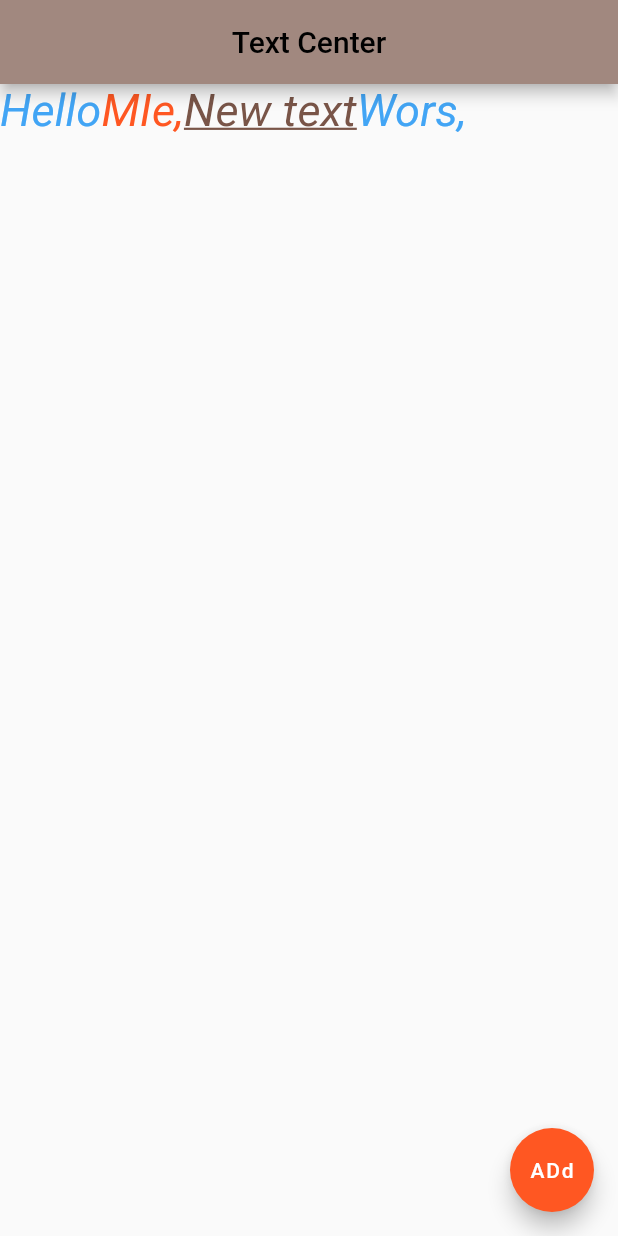
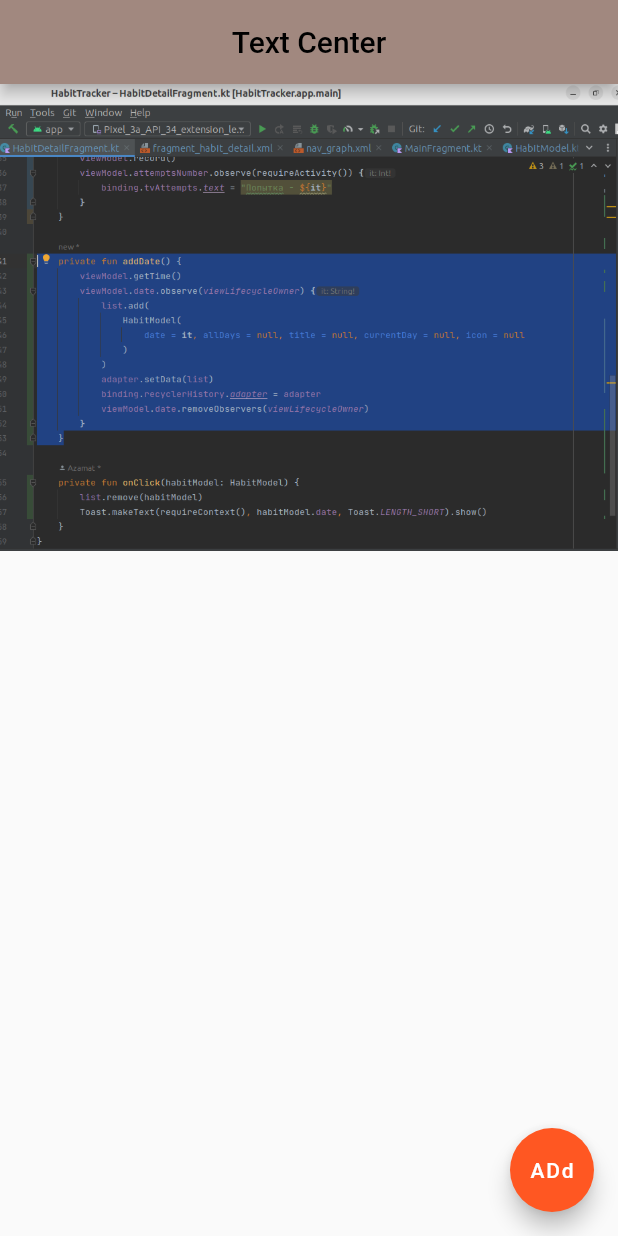
Before and after one commit to IbrahimDeveloperA/testDart, a Flutter app: the screen it shows after launch, on a phone screen of 412 x 824 dp. Run offline on Flutter 3.47's test engine with Material 2 defaults, Android fonts, the phone set to English and light mode, and no system bars.

Commit message:
lessons3 AddIMage

```diff
--- a/lib/main.dart
+++ b/lib/main.dart
@@ -19,26 +19,8 @@ class FlutterTutorialApp extends StatelessWidget {
             centerTitle: true,
             backgroundColor: Colors.brown[300],
           ),
-          body: RichText(
-            text: TextSpan(
-                style: TextStyle(
-                  fontSize: 30.0,
-                  fontStyle: FontStyle.italic,
-                  color: Colors.blue[400],
-                ),
-                children: <TextSpan>[
-                  TextSpan(text: "Hello"),
-                  TextSpan(
-                      text: "MIe,",
-                      style: TextStyle(color: Colors.deepOrange),
-                      children: <TextSpan>[
-                        TextSpan(
-                            text: "New text",
-                            style:
-                                TextStyle(decoration: TextDecoration.underline,color: Colors.brown))
-                      ]),
-                  TextSpan(text: "Wors,")
-                ]),
+          body: Image(
+            image: AssetImage("assets/images/img1.png"),
           ),
           floatingActionButton: FloatingActionButton(
             onPressed: () {},
```
Also changed, not shown: pubspec.yaml (+8 -9 lines), assets/images/img1.png (added).
